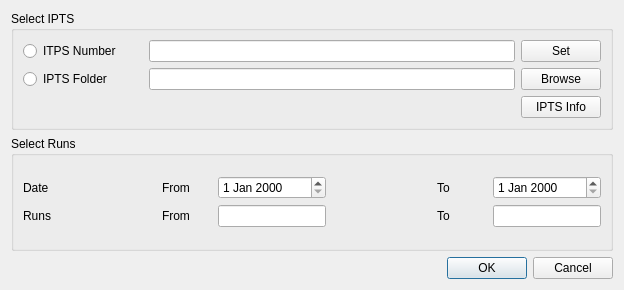
The window that src/ui/DialogAddRunsIPTS.ui (neutrons/PyVDrive) describes before a commit, drawn with Qt 5.
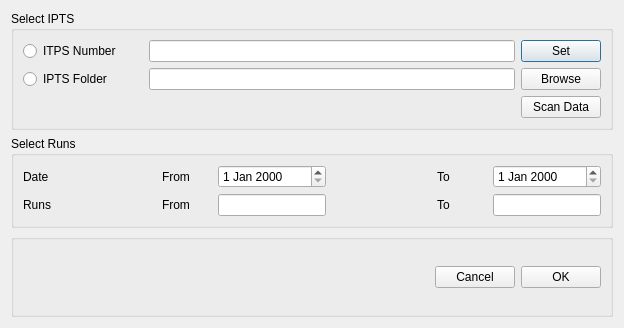
The same window after the commit.

Commit message:
Refs #15. Checkpointing progress on refining window to add runs.
also including improving the feature to use local data storage
other than /SNS/VULCAN including saving and loading session.

On branch 15_event_slice_gui
 -  modified:   VDriveAPI.py
 -  modified:   VDrivePlotBeta.py
 -  modified:   ui/DialogAddRunsIPTS.ui
 -  modified:   ui/Dialog_AddRuns.py
 -  modified:   ui/mplgraphicsview.py
 -  modified:   ui/snapgraphicsview.py
 -  modified:   vdrive/SampleLogHelper.py
 -  modified:   ../test/acceptance/vdrive_reduce.feature

```diff
--- a/src/ui/DialogAddRunsIPTS.ui
+++ b/src/ui/DialogAddRunsIPTS.ui
@@ -10,7 +10,7 @@
     <x>0</x>
     <y>0</y>
     <width>624</width>
-    <height>290</height>
+    <height>328</height>
    </rect>
   </property>
   <property name="windowTitle">
@@ -132,7 +132,7 @@
         <item>
          <widget class="QPushButton" name="pushButton_iptsInfo">
           <property name="text">
-           <string>IPTS Info</string>
+           <string>Scan Data</string>
           </property>
          </widget>
         </item>
@@ -333,13 +333,39 @@
     </widget>
    </item>
    <item row="3" column="0">
-    <widget class="QDialogButtonBox" name="buttonBox_okAdd">
-     <property name="orientation">
-      <enum>Qt::Horizontal</enum>
+    <widget class="QGroupBox" name="groupBox_4">
+     <property name="title">
+      <string/>
      </property>
-     <property name="standardButtons">
-      <set>QDialogButtonBox::Cancel|QDialogButtonBox::Ok</set>
-     </property>
+     <layout class="QHBoxLayout" name="horizontalLayout_6">
+      <item>
+       <spacer name="horizontalSpacer_7">
+        <property name="orientation">
+         <enum>Qt::Horizontal</enum>
+        </property>
+        <property name="sizeHint" stdset="0">
+         <size>
+          <width>40</width>
+          <height>20</height>
+         </size>
+        </property>
+       </spacer>
+      </item>
+      <item>
+       <widget class="QPushButton" name="pushButton_cancel_2">
+        <property name="text">
+         <string>Cancel</string>
+        </property>
+       </widget>
+      </item>
+      <item>
+       <widget class="QPushButton" name="pushButton_OK_2">
+        <property name="text">
+         <string>OK</string>
+        </property>
+       </widget>
+      </item>
+     </layout>
     </widget>
    </item>
   </layout>
```
Left out of the diff: 35 changed lines with no effect on the pictures. The commit also changes 7 other files.
